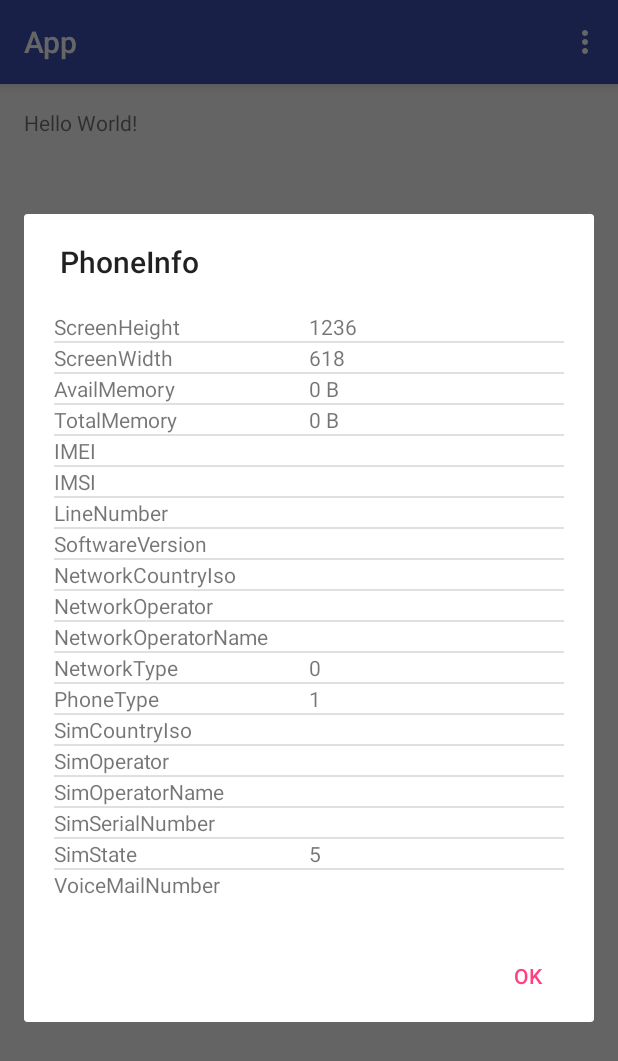
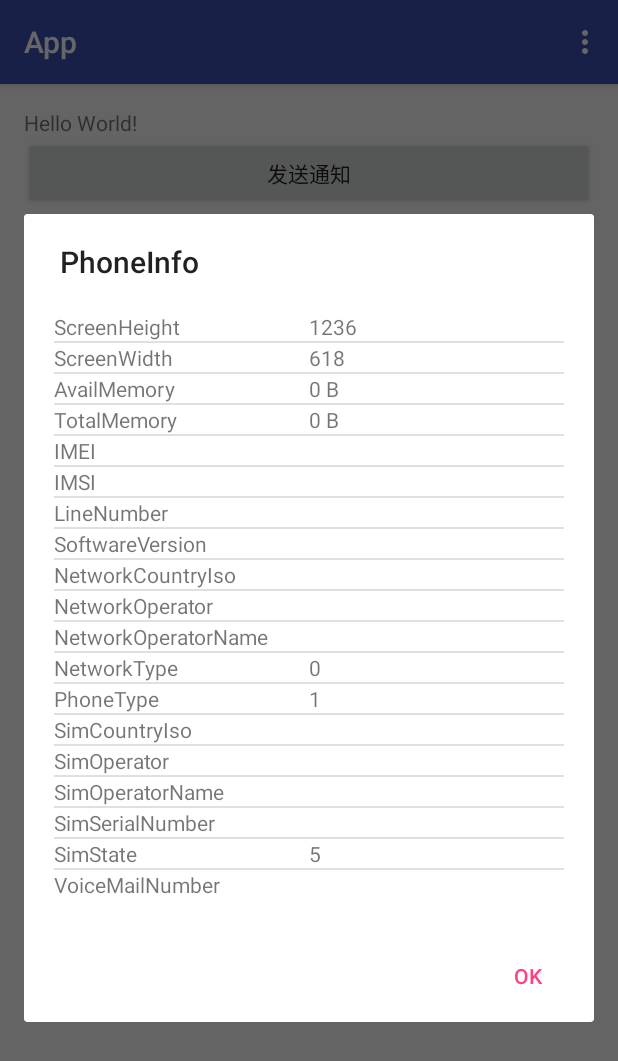
Before and after one commit to hizhous/per-app, an Android app: the screen it shows after launch (MainActivity), in the options menu, after a tap on "PhoneInfo", on a phone screen of 412 x 824 dp. Shown: the top 1061 px of the screen. Run offline under Robolectric (Android 15) with nearby library versions, the phone set to English and light mode, and no system bars.

Commit message:
测试 通知栏拉起Activity

```diff
--- a/app/build.gradle
+++ b/app/build.gradle
@@ -22,6 +22,5 @@ android {
 dependencies {
     compile fileTree(dir: 'libs', include: ['*.jar'])
     testCompile 'junit:junit:4.12'
-    compile 'com.android.support:appcompat-v7:25.0.0'
     compile project(path: ':app-base')
 }
--- a/app/src/main/java/me/zhous/app/MainActivity.java
+++ b/app/src/main/java/me/zhous/app/MainActivity.java
@@ -1,15 +1,18 @@
 package me.zhous.app;
 
+import android.app.NotificationManager;
+import android.app.PendingIntent;
+import android.content.Context;
+import android.content.Intent;
 import android.os.Bundle;
+import android.support.v7.app.NotificationCompat;
 import android.view.LayoutInflater;
 import android.view.Menu;
 import android.view.MenuItem;
 import android.view.View;
 import android.widget.ListView;
-import android.widget.Toast;
 
-import java.util.ArrayList;
-
+import me.zhous.app.receiver.NotificationReceiver;
 import me.zhous.app.ui.adapter.NameValueAdapter;
 import me.zhous.base.activity.BaseActivity;
 import me.zhous.base.util.DialogUtil;
@@ -22,6 +25,27 @@ public class MainActivity extends BaseActivity {
     protected void onCreate(Bundle savedInstanceState) {
         super.onCreate(savedInstanceState);
         setContentView(R.layout.activity_main);
+
+        findViewById(R.id.b_show_notification).setOnClickListener(new View.OnClickListener() {
+            @Override
+            public void onClick(View v) {
+                Intent recIntent = new Intent(MainActivity.this,NotificationReceiver.class);
+                recIntent.setAction(NotificationReceiver.ACTION_RECEIVE_NOTIFICATION);
+                PendingIntent contentIntent = PendingIntent.getBroadcast(MainActivity.this,0,
+                        recIntent,PendingIntent.FLAG_UPDATE_CURRENT);
+
+                Intent delIntent = new Intent(MainActivity.this,NotificationReceiver.class);
+                delIntent.setAction(NotificationReceiver.ACTION_CANCEL_NOTIFICATION);
+                PendingIntent deleteIntent = PendingIntent.getBroadcast(MainActivity.this,0,delIntent,PendingIntent.FLAG_UPDATE_CURRENT);
+                NotificationCompat.Builder builder = new NotificationCompat.Builder(MainActivity.this);
+                builder.setContentText("IamContent").setTicker("IamTicker").setContentTitle("IamTitle")
+                        .setSmallIcon(R.mipmap.ic_launcher)
+                        .setContentIntent(contentIntent).setDeleteIntent(deleteIntent);
+
+                NotificationManager manager = (NotificationManager) MainActivity.this.getSystemService(Context.NOTIFICATION_SERVICE);
+                manager.notify(1001,builder.build());
+            }
+        });
     }
 
     @Override
--- a/app/src/main/res/layout/activity_main.xml
+++ b/app/src/main/res/layout/activity_main.xml
@@ -10,7 +10,15 @@
     tools:context="me.zhous.app.MainActivity">
 
     <TextView
+        android:id="@+id/t_tv"
         android:layout_width="wrap_content"
         android:layout_height="wrap_content"
         android:text="Hello World!" />
+
+    <Button
+        android:layout_below="@id/t_tv"
+        android:id="@+id/b_show_notification"
+        android:text="@string/show_notification"
+        android:layout_width="match_parent"
+        android:layout_height="wrap_content" />
 </RelativeLayout>
--- a/app/src/main/res/values/strings.xml
+++ b/app/src/main/res/values/strings.xml
@@ -1,3 +1,5 @@
 <resources>
     <string name="app_name">App</string>
+    <string name="show_notification">发送通知</string>
+    <string name="second_activity">第二个Activity</string>
 </resources>
```
Also changed, not shown: app/src/main/AndroidManifest.xml (+7 -0 lines), app/src/main/java/me/zhous/app/activity/SecondActivity.java (added, +26 -0 lines), app/src/main/java/me/zhous/app/receiver/NotificationReceiver.java (added, +37 -0 lines), app/src/main/res/layout/layout_second.xml (added, +11 -0 lines), 4 other files.
